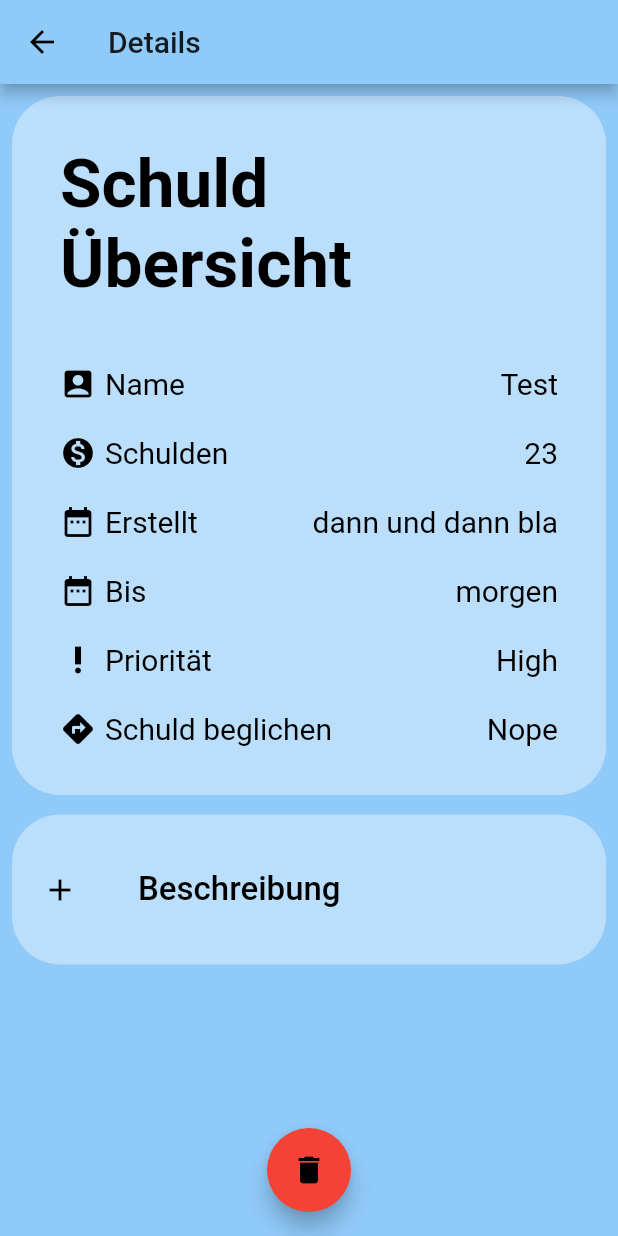
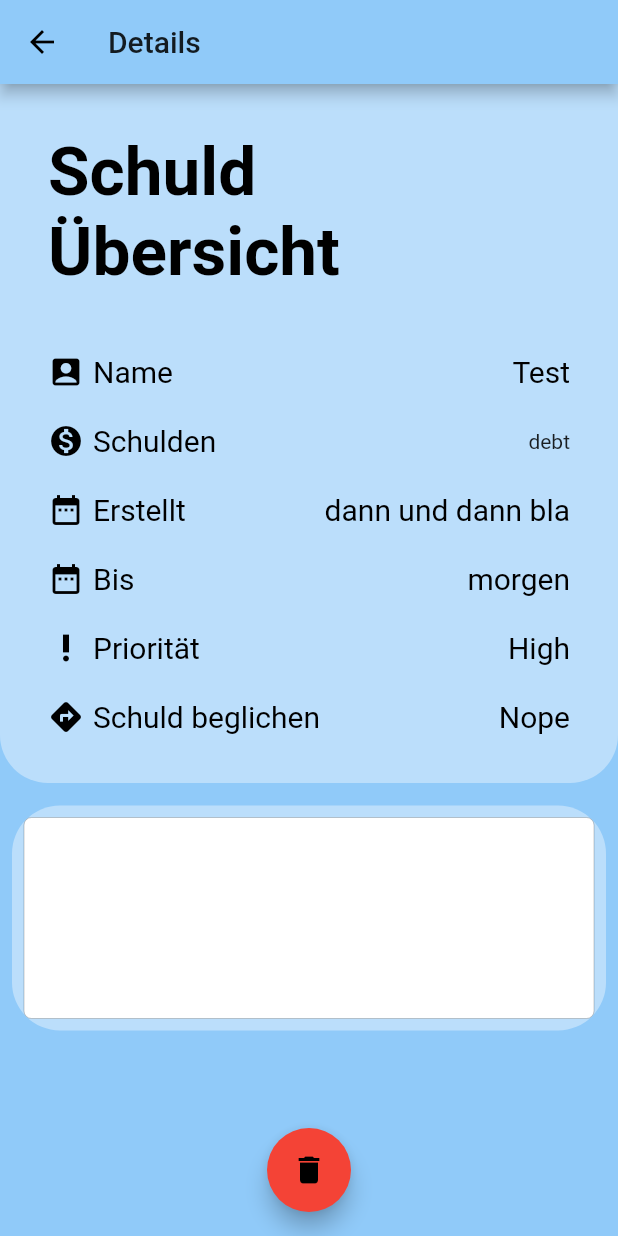
Before and after one commit to CaptainWeasle/Projekt-B-2.0, a Flutter app: the DetailedPage screen opened by its route, on a phone screen of 412 x 824 dp. Run offline on Flutter 3.47's test engine with Material 2 defaults, Android fonts, the phone set to English and light mode, and no system bars; our stand-ins replace datetime_picker_formfield, sqflite; accounts and stored records are empty; Roboto replaces fonts that are missing (Hind, Montserrat).

Commit message:
add minor details

```diff
--- a/project_b/lib/src/pages/detailedPage.dart
+++ b/project_b/lib/src/pages/detailedPage.dart
@@ -1,6 +1,8 @@
 import 'dart:math';
 import 'package:flutter/cupertino.dart';
 import 'package:flutter/material.dart';
+import 'package:project_b/src/database/database.dart';
+import 'package:project_b/src/models/debtItem.dart';
 
 class DetailedPage extends StatefulWidget {
   @override
@@ -12,6 +14,68 @@ class DetailedPage extends StatefulWidget {
 class DetailedPageState extends State<DetailedPage> {
   @override
   Widget build(BuildContext context) {
+    TextEditingController beschreibungEditController = TextEditingController();
+
+    priorityFarbe(DebtItem debt) {
+      if (debt.priority == 1) {
+        return Text(
+          "High",
+          style: TextStyle(
+            fontSize: 20,
+            color: Colors.red,
+            fontWeight: FontWeight.bold,
+          ),
+        );
+      } else if (debt.priority == 2) {
+        return Text(
+          "Normal",
+          style: TextStyle(
+            fontSize: 20,
+            color: Colors.orange,
+            fontWeight: FontWeight.bold,
+          ),
+        );
+      } else if (debt.priority == 3) {
+        return Text(
+          "Low",
+          style: TextStyle(
+            fontSize: 20,
+            color: Colors.green,
+            fontWeight: FontWeight.bold,
+          ),
+        );
+      }
+      return Text(
+        "Keine",
+        style: TextStyle(
+          fontSize: 20,
+          color: Colors.black,
+          fontWeight: FontWeight.bold,
+        ),
+      );
+    }
+
+    Widget debtNumber(DebtItem debt) {
+      if (debt.iOwe) {
+        return Text(
+          "-" + debt.debt.toString() + "€",
+          style: TextStyle(
+            color: Colors.red,
+            fontSize: 20,
+          ),
+        );
+      } else if (!debt.iOwe) {
+        return Text(
+          "+" + debt.debt.toString() + "€",
+          style: TextStyle(
+            color: Colors.green,
+            fontSize: 20,
+          ),
+        );
+      }
+      return Text("data");
+    }
+
     var appBody = Container();
     return Scaffold(
       appBar: AppBar(
@@ -19,7 +83,6 @@ class DetailedPageState extends State<DetailedPage> {
       ),
       floatingActionButtonLocation: FloatingActionButtonLocation.centerFloat,
       floatingActionButton: FloatingActionButton(
-
         onPressed: () {
           // Add your onPressed code here!
         },
@@ -29,12 +92,13 @@ class DetailedPageState extends State<DetailedPage> {
       backgroundColor: Colors.blue[200],
       body: Column(
         children: <Widget>[
-          Padding(
-            padding: const EdgeInsets.fromLTRB(8, 8, 8, 8,),
-            child: Container(
+          Container(
             decoration: BoxDecoration(
               color: Colors.blue[100],
-                borderRadius: BorderRadius.circular(32)
+              borderRadius: BorderRadius.only(
+                bottomLeft: Radius.circular(32),
+                bottomRight: Radius.circular(32),
+              ),
             ),
             padding: EdgeInsets.fromLTRB(32, 0, 32, 32),
             child: Column(
@@ -54,7 +118,31 @@ class DetailedPageState extends State<DetailedPage> {
                 SizedBox(height: 42.0),
                 itemRow(Icons.account_box, 'Name', 'Test'),
                 SizedBox(height: 22.0),
-                  itemRow(Icons.monetization_on, 'Schulden', '23'),
+                Row(
+                  mainAxisAlignment: MainAxisAlignment.spaceBetween,
+                  children: <Widget>[
+                    Row(
+                      children: <Widget>[
+                        Row(
+                          children: <Widget>[
+                            Icon(
+                              Icons.monetization_on,
+                              color: Colors.black,
+                            ),
+                            SizedBox(width: 6.0),
+                            Text(
+                              "Schulden",
+                              style: TextStyle(
+                                  color: Colors.black, fontSize: 20.0),
+                            )
+                          ],
+                        ),
+                      ],
+                    ),
+                    Text(
+                        "debt"), //Andre´s neues kacksystem hier, siehe DEBTNUMBER
+                  ],
+                ),
                 SizedBox(height: 22.0),
                 itemRow(Icons.date_range, 'Erstellt', 'dann und dann bla'),
                 SizedBox(height: 22.0),
@@ -66,30 +154,21 @@ class DetailedPageState extends State<DetailedPage> {
               ],
             ),
           ),
-          ),
-          SizedBox(height: 5.0),
+          SizedBox(height: 15.0),
           Padding(
             padding: const EdgeInsets.only(left: 8.0, right: 8.0),
             child: Container(
-              height: 100.0,
+                height: 150.0,
                 decoration: BoxDecoration(
                     color: Colors.blue[100],
                     borderRadius: BorderRadius.circular(32)),
-              child: Row(
-                children: <Widget>[
-                  SizedBox(width: 20.0),
-                  Icon(Icons.add, color: Colors.black, size: 24.0),
-                  SizedBox(width: 40.0),
-                  Text(
-                    'Beschreibung',
-                    style: TextStyle(
-                        color: Colors.black,
-                        fontSize: 22.0,
-                        fontWeight: FontWeight.w500),
-                  )
-                ],
+                child: Padding(
+                  padding: const EdgeInsets.all(8.0),
+                  child: CupertinoTextField(
+                    controller: beschreibungEditController,
+                    cursorColor: Colors.black,
                   ),
-            ),
+                ),),
           ),
           SizedBox(height: 32.0),
           Spacer(),
@@ -97,6 +176,27 @@ class DetailedPageState extends State<DetailedPage> {
       ),
     );
   }
+}
+
+Widget debtNumber(DebtItem debt) {
+  if (debt.iOwe) {
+    return Text(
+      "-" + debt.debt.toString() + "€",
+      style: TextStyle(
+        color: Colors.red,
+        fontSize: 20,
+      ),
+    );
+  } else if (!debt.iOwe) {
+    return Text(
+      "+" + debt.debt.toString() + "€",
+      style: TextStyle(
+        color: Colors.green,
+        fontSize: 20,
+      ),
+    );
+  }
+  return Text("data");
 }
 
 itemRow(icon, name, title) {
--- a/project_b/lib/src/pages/homePage.dart
+++ b/project_b/lib/src/pages/homePage.dart
@@ -469,7 +469,7 @@ class HomePageState extends State<HomePage> {
                         side: BorderSide(color: Colors.grey[200], width: 0.5),
                         borderRadius: BorderRadius.circular(5),
                       ),
-                      color: Colors.blue[100],
+                      color: Colors.white,
                       child: ListTile(
                         leading: InkWell(
                           onTap: () {
@@ -540,7 +540,7 @@ class HomePageState extends State<HomePage> {
     }
 
     return Scaffold(
-      backgroundColor: Colors.blue[200],
+      backgroundColor: Colors.white,
       appBar: AppBar(
         title: Text("Debt Collector 2.0"),
         actions: <Widget>[
```
Lines whose indentation alone changed are shown as unchanged.
